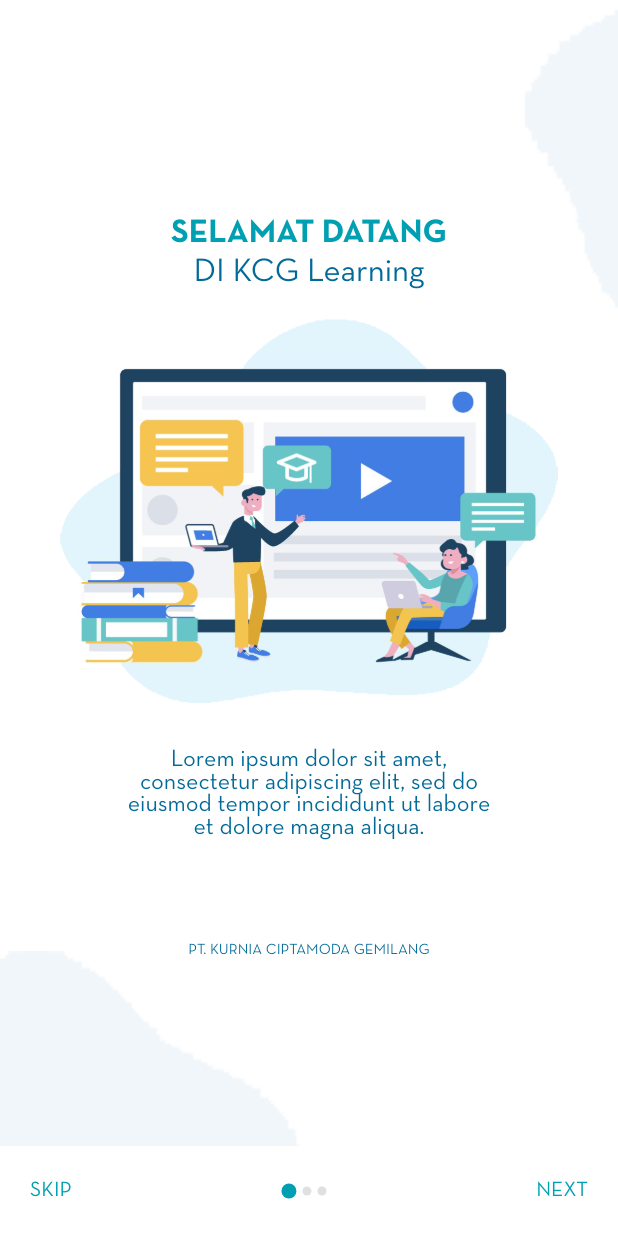
After one commit to rizqyfitrianto1/KCG_E-LEARNING, a Flutter app: the screen it shows after launch, on a phone screen of 412 x 824 dp. The commit adds this screen. Run offline on Flutter 3.47's test engine with Material 2 defaults, Android fonts, the phone set to English and light mode, and no system bars.

Commit message:
add walktrough

```diff
--- a/lib/main.dart
+++ b/lib/main.dart
@@ -1,5 +1,5 @@
 import 'package:flutter/material.dart';
-import 'package:kcg_elearning/src/ui/dashboard.dart';
+import 'package:kcg_elearning/src/ui/walktrough_view.dart';
 
 void main() => runApp(MyApp());
 
@@ -11,7 +11,7 @@
       theme: new ThemeData(
         fontFamily: 'Neutra',
       ),
-      home: Dashboard(),
+      home: WalktroughPage(),
     );
   }
 }
--- /dev/null
+++ b/lib/src/model/walktrough_model.dart
@@ -0,0 +1,71 @@
+class SliderModel{
+  String imagePath;
+  String title1;
+  String title2;
+  String desc;
+
+  SliderModel({this.imagePath, this.title1, this.title2, this.desc});
+
+  void setImageAssetPath(String getImagepath){
+    imagePath = getImagepath;
+  }
+
+  void setTitle1(String getTitle1){
+    title1 = getTitle1;
+  }
+
+  void setTitle2(String getTitle2){
+    title2 = getTitle2;
+  }
+
+  void setDesc(String getDesc){
+    desc = getDesc;
+  }
+
+  String getImageAssetPath(){
+    return imagePath;
+  }
+
+  String getTilte1(){
+    return title1;
+  }
+
+  String getTilte2(){
+    return title2;
+  }
+
+  String getDesc(){
+    return desc;
+  }
+
+}
+
+List<SliderModel> getSlide(){
+  List<SliderModel> slides = new List<SliderModel>();
+  SliderModel sliderModel = new SliderModel();
+
+  sliderModel.setImageAssetPath("assets/image_3.png");
+  sliderModel.setTitle1("SELAMAT DATANG");
+  sliderModel.setTitle2("DI KCG Learning");
+  sliderModel.setDesc("Lorem ipsum dolor sit amet, consectetur adipiscing elit, sed do eiusmod tempor incididunt ut labore et dolore magna aliqua.");
+  slides.add(sliderModel);
+
+  sliderModel = new SliderModel();
+
+  sliderModel.setImageAssetPath("assets/image_3.png");
+  sliderModel.setTitle1("SELAMAT DATANG");
+  sliderModel.setTitle2("DI KCG Learning");
+  sliderModel.setDesc("Lorem ipsum dolor sit amet, consectetur adipiscing elit, sed do eiusmod tempor incididunt ut labore et dolore magna aliqua.");
+  slides.add(sliderModel);
+
+  sliderModel = new SliderModel();
+
+  sliderModel.setImageAssetPath("assets/image_3.png");
+  sliderModel.setTitle1("SELAMAT DATANG");
+  sliderModel.setTitle2("DI KCG Learning");
+  sliderModel.setDesc("Sebuah aplikasi online learning yang digunakan oleh Tim Learning and Development KCG dalam melakukan pembelajaran");
+  slides.add(sliderModel);
+
+  sliderModel = new SliderModel();
+  return slides;
+}
--- /dev/null
+++ b/lib/src/ui/walktrough_view.dart
@@ -0,0 +1,219 @@
+import 'dart:io';
+
+import 'package:flutter/material.dart';
+import 'package:kcg_elearning/src/model/walktrough_model.dart';
+import 'package:kcg_elearning/src/ui/dashboard.dart';
+
+class WalktroughPage extends StatefulWidget {
+  @override
+  _WalktroughPageState createState() => _WalktroughPageState();
+}
+
+class _WalktroughPageState extends State<WalktroughPage> {
+  List<SliderModel> slides = new List<SliderModel>();
+  int currentIndex = 0;
+  PageController pageController = new PageController(initialPage: 0);
+
+  @override
+  void initState() {
+    super.initState();
+    slides = getSlide();
+  }
+
+  Widget pageIndexIndicator(bool isCurrentPage) {
+    return Container(
+      margin: EdgeInsets.symmetric(horizontal: 2.0),
+      height: isCurrentPage ? 10.0 : 6.0,
+      width: isCurrentPage ? 10.0 : 6.0,
+      decoration: BoxDecoration(
+        color: isCurrentPage ? Color(0xFF009FB1) : Colors.grey[300],
+        borderRadius: BorderRadius.circular(12.0),
+      ),
+    );
+  }
+
+  @override
+  Widget build(BuildContext context) {
+    return Scaffold(
+      backgroundColor: Colors.white,
+      body: PageView.builder(
+          controller: pageController,
+          itemCount: slides.length,
+          onPageChanged: (val) {
+            setState(() {
+              currentIndex = val;
+            });
+          },
+          itemBuilder: (context, index) {
+            return SliderTile(
+                imageAssetPath: slides[index].getImageAssetPath(),
+                title1: slides[index].getTilte1(),
+                title2: slides[index].getTilte2(),
+                desc: slides[index].getDesc());
+          }),
+      bottomSheet: currentIndex != slides.length - 1
+          ? Container(
+              color: Colors.white,
+              height: Platform.isIOS ? 70 : 60,
+              padding: EdgeInsets.symmetric(horizontal: 20.0),
+              child: Row(
+                mainAxisAlignment: MainAxisAlignment.spaceBetween,
+                children: <Widget>[
+                  GestureDetector(
+                      onTap: () {
+                        // pageController.animateToPage(slides.length - 1, duration: Duration(milliseconds: 400), curve: Curves.linear);
+                        Navigator.pushReplacement(
+                            context,
+                            MaterialPageRoute(
+                                builder: (BuildContext context) =>
+                                    Dashboard()));
+                      },
+                      child: Text("SKIP", style: TextStyle(color: Color(0xFF009FB1)),)),
+                  Row(children: <Widget>[
+                    for (int i = 0; i < slides.length; i++)
+                      currentIndex == i
+                          ? pageIndexIndicator(true)
+                          : pageIndexIndicator(false)
+                  ]),
+                  GestureDetector(
+                      onTap: () {
+                        pageController.animateToPage(currentIndex + 1,
+                            duration: Duration(milliseconds: 400),
+                            curve: Curves.linear);
+                      },
+                      child: Text("NEXT", style: TextStyle(color: Color(0xFF009FB1)),)),
+                ],
+              ),
+            )
+          : InkWell(
+              onTap: () {
+                Navigator.pushReplacement(
+                    context,
+                    MaterialPageRoute(
+                        builder: (BuildContext context) => Dashboard()));
+              },
+              child: Container(
+                alignment: Alignment.center,
+                width: MediaQuery.of(context).size.width,
+                height: Platform.isIOS ? 70 : 60,
+                color: Color(0xFF009FB1),
+                child: Text(
+                  "SIGN IN",
+                  style: TextStyle(
+                    fontSize: 16.0,
+                    color: Colors.white,
+                    fontWeight: FontWeight.w600,
+                  ),
+                ),
+              ),
+            ),
+    );
+  }
+}
+
+class SliderTile extends StatelessWidget {
+  String imageAssetPath, title1, title2, desc;
+  SliderTile({this.imageAssetPath, this.title1, this.title2, this.desc});
+
+  @override
+  Widget build(BuildContext context) {
+    return Container(
+      color: Colors.white,
+      child: Stack(
+        children: <Widget>[
+          Positioned(
+            top: -125,
+            left: 350,
+            child: Container(
+              height: 350,
+              width: 400,
+              decoration: BoxDecoration(
+                color: Colors.transparent,
+                image: DecorationImage(
+                  fit: BoxFit.fill,
+                  image: AssetImage(
+                    'assets/overlay_3.png',
+                  ),
+                ),
+              ),
+            ),
+          ),
+          Positioned(
+            bottom: -160,
+            right: 210,
+            child: Container(
+              height: 350,
+              width: 400,
+              decoration: BoxDecoration(
+                color: Colors.transparent,
+                image: DecorationImage(
+                  fit: BoxFit.fill,
+                  image: AssetImage(
+                    'assets/overlay_3.png',
+                  ),
+                ),
+              ),
+            ),
+          ),
+          Column(
+            mainAxisAlignment: MainAxisAlignment.center,
+            children: <Widget>[
+              Text(
+                title1,
+                style: TextStyle(
+                    color: Color(0xFF009FB1),
+                    fontSize: 22.0,
+                    fontWeight: FontWeight.w500,
+                    fontFamily: "NeutraBold"),
+              ),
+              SizedBox(
+                height: 5.0,
+              ),
+              Text(
+                title2,
+                style: TextStyle(
+                    color: Color(0xFF026A98),
+                    fontSize: 22.0,
+                    fontWeight: FontWeight.w500),
+              ),
+              SizedBox(
+                height: 20.0,
+              ),
+              Image.asset(
+                imageAssetPath,
+                width: MediaQuery.of(context).size.width - 80,
+              ),
+              SizedBox(
+                height: 30.0,
+              ),
+              Padding(
+                padding: const EdgeInsets.fromLTRB(80.0, 0.0, 80.0, 60.0),
+                child: Text(
+                  desc,
+                  textAlign: TextAlign.center,
+                  style: TextStyle(
+                      color: Color(0xFF026A98),
+                      fontWeight: FontWeight.w400,
+                      fontSize: 16.0),
+                ),
+              ),
+              Container(
+                width: MediaQuery.of(context).size.width,
+                padding: const EdgeInsets.fromLTRB(
+                    80.0, 10.0, 80.0, 40.0),
+                child: Text(
+                  "PT. KURNIA CIPTAMODA GEMILANG",
+                  textAlign: TextAlign.center,
+                  style: TextStyle(
+                      color: Color(0xFF026A98),
+                      fontWeight: FontWeight.w400,
+                      fontSize: 10.0),
+                ),
+              ),
+            ],
+          ),
+        ],
+      ),
+    );
+  }
+}
```
Also changed, not shown: lib/src/ui/account.dart (+0 -8 lines), lib/src/ui/menu_detail2.dart (deleted, +0 -346 lines), assets/image3.PNG (deleted), assets/image3.jpeg (added), assets/image_3.png (added), assets/overlay.jpeg (added), assets/overlay_3.png (added).
